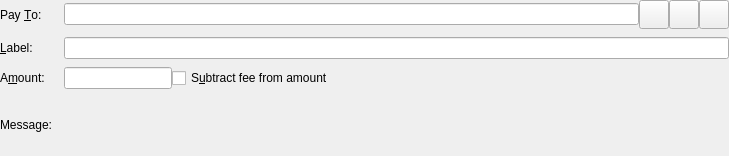
odrowonz/atbcoin-insight, file src/qt/forms/sendcoinsentry.ui: the form before one commit.
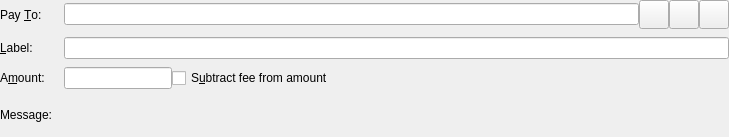
The form after the commit. Icons and pictures are not drawn. Custom widgets are drawn as their Qt base class.

What changed in the file:
```diff
--- a/src/qt/forms/sendcoinsentry.ui
+++ b/src/qt/forms/sendcoinsentry.ui
@@ -7,7 +7,7 @@
     <x>0</x>
     <y>0</y>
     <width>729</width>
-    <height>156</height>
+    <height>137</height>
    </rect>
   </property>
   <property name="focusPolicy">
```
